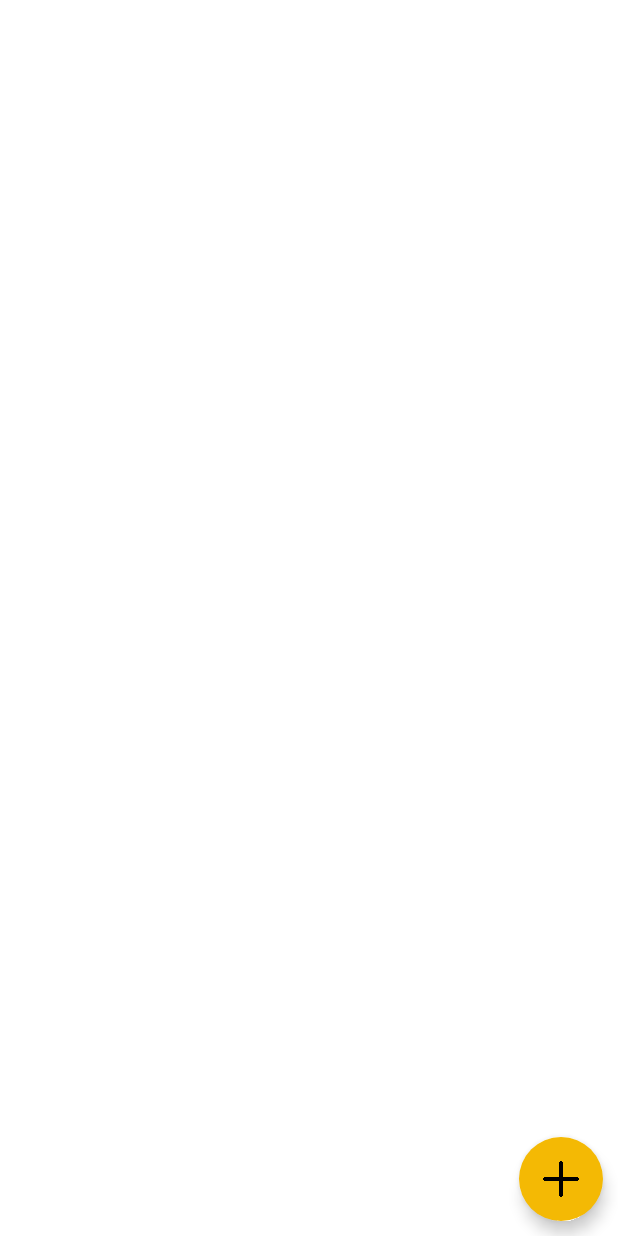
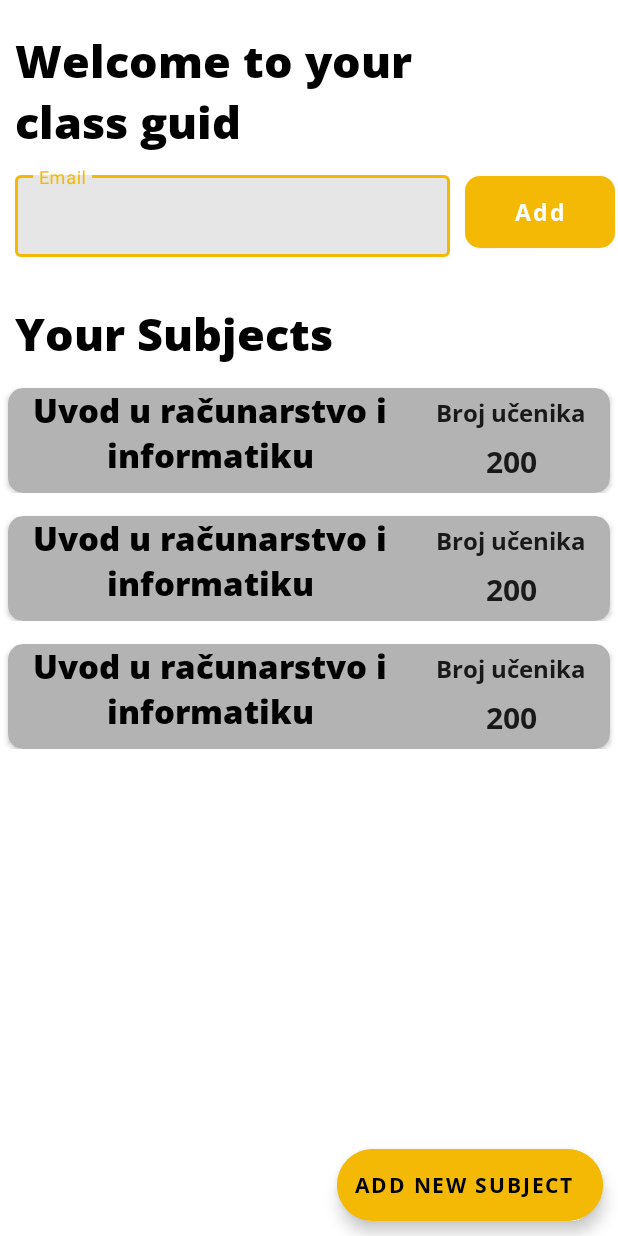
Before and after one commit to Srx03/StudentApp, an Android app: the layout fragment_home.xml on its own in the app's theme, with its tools: preview values and no code run, on a phone screen of 412 x 824 dp. Run offline under Robolectric (Android 15) with nearby library versions, the phone set to English and light mode, and no system bars.

Commit message:
home fragment

```diff
--- a/app/src/main/res/layout/fragment_home.xml
+++ b/app/src/main/res/layout/fragment_home.xml
@@ -1,5 +1,5 @@
 <?xml version="1.0" encoding="utf-8"?>
-<androidx.coordinatorlayout.widget.CoordinatorLayout xmlns:android="http://schemas.android.com/apk/res/android"
+<RelativeLayout xmlns:android="http://schemas.android.com/apk/res/android"
     xmlns:tools="http://schemas.android.com/tools"
     android:layout_width="match_parent"
     android:layout_height="match_parent"
@@ -7,17 +7,105 @@
     android:orientation="vertical"
     tools:context=".HomeFragment">
 
-    <com.google.android.material.floatingactionbutton.FloatingActionButton
+    <com.google.android.material.floatingactionbutton.ExtendedFloatingActionButton
         android:id="@+id/btnAdd"
         android:layout_width="wrap_content"
         android:layout_height="wrap_content"
-        android:layout_gravity="end|bottom"
-        android:src="@drawable/ic_add"
+        android:layout_alignParentEnd="true"
+        android:layout_alignParentBottom="true"
+        android:text="Add new subject"
+        android:fontFamily="@font/opensansnormal"
         android:backgroundTint="@color/main"
         app:borderWidth="0dp"
         android:layout_margin="@dimen/_10sdp" />
 
 
+    <TextView
+        android:id="@+id/welcome"
+        android:layout_width="@dimen/_300sdp"
+        android:layout_height="wrap_content"
+        android:layout_marginTop="@dimen/_20sdp"
+        android:fontFamily="@font/opensansbold"
+        android:paddingStart="@dimen/_10sdp"
+        android:text="Welcome to your class guid"
+        android:textColor="@color/black"
+        android:textSize="@dimen/_30sdp" />
 
 
-</androidx.coordinatorlayout.widget.CoordinatorLayout>
+    <LinearLayout
+        android:id="@+id/layoutSubject"
+        android:layout_width="wrap_content"
+        android:layout_height="@dimen/_80sdp"
+        android:layout_below="@+id/welcome"
+        android:orientation="horizontal">
+
+        <com.google.android.material.textfield.TextInputLayout
+            android:id="@+id/subjectInputLayout"
+            style="@style/Widget.MaterialComponents.TextInputLayout.OutlinedBox"
+            android:layout_width="@dimen/_290sdp"
+            android:layout_height="@dimen/_60sdp"
+            android:layout_gravity="center"
+            android:layout_marginStart="@dimen/_10sdp"
+            android:layout_marginEnd="@dimen/_10sdp"
+            android:hint="Email"
+            android:orientation="vertical"
+            android:textColorHint="@color/divider_2"
+            app:boxBackgroundColor="@color/text_primary"
+            app:boxStrokeWidth="@dimen/_3sdp">
+
+            <com.google.android.material.textfield.TextInputEditText
+                android:id="@+id/subjectEditText"
+                android:layout_width="match_parent"
+                android:layout_height="wrap_content"
+                android:inputType="text"
+                android:outlineAmbientShadowColor="@color/divider_2"
+                android:outlineSpotShadowColor="@color/divider_2"
+                android:textColor="@color/divider_2" />
+
+        </com.google.android.material.textfield.TextInputLayout>
+
+        <com.google.android.material.button.MaterialButton
+            android:id="@+id/btnAddSubject"
+            android:layout_width="@dimen/_100sdp"
+            android:layout_height="wrap_content"
+            android:layout_centerInParent="true"
+            android:layout_gravity="center"
+            android:layout_marginEnd="@dimen/_10sdp"
+            android:background="@drawable/btnbackground"
+            android:fontFamily="@font/opensansnormal"
+            android:text="Add"
+            android:textAllCaps="false"
+            android:textColor="@color/white"
+            android:textSize="@dimen/_15sdp" />
+
+
+    </LinearLayout>
+
+
+
+    <TextView
+        android:id="@+id/subject"
+        android:layout_width="wrap_content"
+        android:layout_height="wrap_content"
+        android:layout_below="@id/layoutSubject"
+        android:layout_marginTop="@dimen/_20sdp"
+        android:fontFamily="@font/opensansbold"
+        android:paddingStart="@dimen/_10sdp"
+        android:text="Your Subjects"
+        android:textColor="@color/black"
+        android:textSize="@dimen/_30sdp" />
+
+
+    <androidx.recyclerview.widget.RecyclerView
+        android:id="@+id/recentRecyclerView"
+        android:layout_width="match_parent"
+        android:layout_height="wrap_content"
+        android:layout_below="@+id/subject"
+        app:layoutManager="androidx.recyclerview.widget.LinearLayoutManager"
+        tools:listitem="@layout/item_subject" />
+
+
+
+
+
+</RelativeLayout>
--- /dev/null
+++ b/app/src/main/res/layout/item_subject.xml
@@ -0,0 +1,63 @@
+<?xml version="1.0" encoding="utf-8"?>
+<RelativeLayout xmlns:android="http://schemas.android.com/apk/res/android"
+    android:layout_width="match_parent"
+    android:layout_height="wrap_content"
+    xmlns:app="http://schemas.android.com/apk/res-auto">
+
+
+
+
+    <androidx.cardview.widget.CardView
+        android:layout_width="match_parent"
+        android:layout_height="@dimen/_70sdp"
+        android:layout_marginTop="@dimen/_15sdp"
+        app:cardCornerRadius="@dimen/_10sdp"
+        android:layout_marginStart="@dimen/_5sdp"
+        android:layout_marginEnd="@dimen/_5sdp"
+        android:backgroundTint="@color/text_secondary">
+
+        <RelativeLayout
+            android:layout_width="wrap_content"
+            android:layout_height="wrap_content">
+
+            <TextView
+                android:id="@+id/tvSubjectName"
+                android:layout_width="@dimen/_270sdp"
+                android:layout_height="wrap_content"
+                android:fontFamily="@font/opensansbold"
+                android:gravity="center"
+                android:text="Uvod u računarstvo i informatiku"
+                android:textColor="@color/black"
+                android:textSize="@dimen/_22sdp" />
+
+
+            <TextView
+                android:id="@+id/tvBroj"
+                android:layout_width="match_parent"
+                android:layout_height="wrap_content"
+                android:layout_marginTop="@dimen/_5sdp"
+                android:layout_toEndOf="@+id/tvSubjectName"
+                android:fontFamily="@font/opensansnormal"
+                android:gravity="center"
+                android:text="Broj učenika"
+                android:textColor="@color/black_light"
+                android:textSize="@dimen/_16sdp" />
+
+            <TextView
+                android:id="@+id/tvNumber"
+                android:layout_width="match_parent"
+                android:layout_height="match_parent"
+                android:layout_below="@id/tvBroj"
+                android:layout_toEndOf="@+id/tvSubjectName"
+                android:fontFamily="@font/opensansnormal"
+                android:gravity="center"
+                android:text="200"
+                android:textColor="@color/black_light"
+                android:textSize="@dimen/_20sdp" />
+
+        </RelativeLayout>
+    </androidx.cardview.widget.CardView>
+
+
+
+</RelativeLayout>
```
